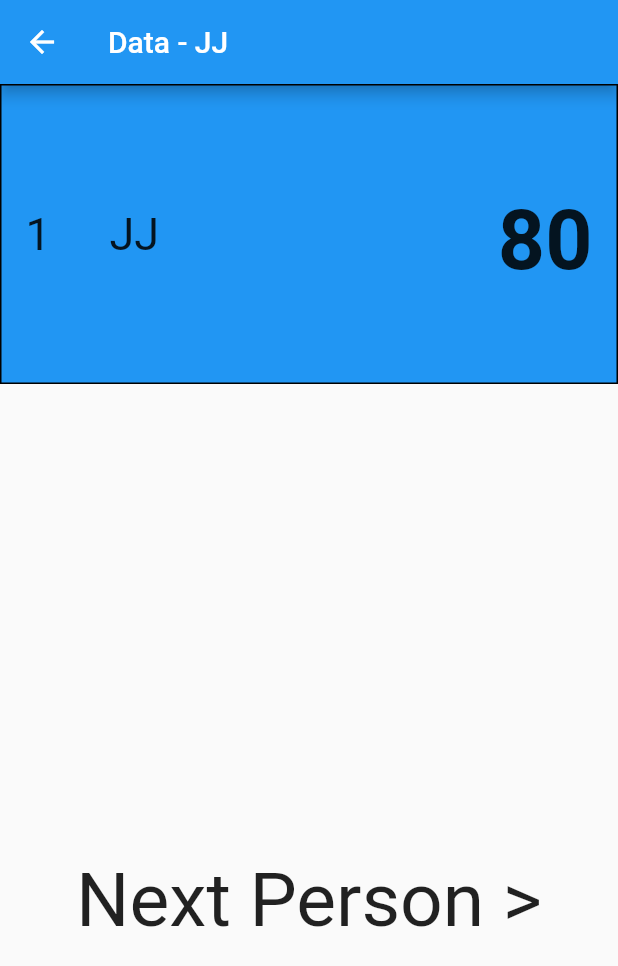
After one commit to YongYangyuen/Flutter-my_scores_list, a Flutter app: the screen it shows after launch, after a tap on an icon or button, on a phone screen of 412 x 824 dp. The commit adds this screen. Shown: the top 966 px of the screen. Run offline on Flutter 3.47's test engine with Material 2 defaults, Android fonts, the phone set to English and light mode, and no system bars; missing offline and left inert: numeric_keyboard.

Commit message:
update show page

```diff
--- a/lib/main.dart
+++ b/lib/main.dart
@@ -1,5 +1,6 @@
 import 'package:flutter/material.dart';
 import 'package:my_scores_list/presentation/add_screen.dart';
+import 'package:my_scores_list/presentation/show_screen.dart';
 import 'config/routes.dart';
 
 void main() {
@@ -19,6 +20,7 @@ class MyApp extends StatelessWidget {
       routes: {
         AppRoutes.pageAddData: (context) => AddScreen(),
       },
+      onGenerateRoute: _registerRouteWithParameters,
       theme: ThemeData(
         // This is the theme of your application.
         //
@@ -91,13 +93,26 @@ class _MyHomePageState extends State<MyHomePage> {
           return Column(
             children: <Widget>[
               ListTile(
-                leading: Text((index + 1).toString()),
-                title: Text(names[index]),
+                onTap: () => Navigator.of(context).pushNamed(
+                    AppRoutes.pageShowData,
+                    arguments: ShowParameters(index)),
+                leading: Text(
+                  (index + 1).toString(),
+                  style: TextStyle(
+                    fontSize: 30,
+                  ),
+                ),
+                title: Text(
+                  names[index],
+                  style: TextStyle(
+                    fontSize: 30,
+                  ),
+                ),
                 trailing: Text(
                   scores[index].toString(),
                   style: TextStyle(
                     fontWeight: FontWeight.bold,
-                    fontSize: 50,
+                    fontSize: 55,
                   ),
                 ),
               ),
@@ -115,3 +130,12 @@ class _MyHomePageState extends State<MyHomePage> {
     );
   }
 }
+
+Route _registerRouteWithParameters(RouteSettings settings) {
+  if (settings.name == AppRoutes.pageShowData) {
+    return MaterialPageRoute(builder: (context) {
+      ShowParameters parameter = settings.arguments;
+      return ShowScreen(index: parameter.index);
+    });
+  }
+}
--- a/lib/presentation/add_screen.dart
+++ b/lib/presentation/add_screen.dart
@@ -55,7 +55,7 @@ class _AddScreenState extends State<AddScreen> {
                   width: 200.0,
                   child: TextField(
                     controller: myControllerTextName,
-                    decoration: InputDecoration(hintText: 'Enter a name'),
+                    decoration: InputDecoration(hintText: 'Enter name'),
                     textAlign: TextAlign.center,
                     style: TextStyle(
                       fontSize: 30,
@@ -68,7 +68,7 @@ class _AddScreenState extends State<AddScreen> {
                   child: TextField(
                     enabled: false,
                     controller: TextEditingController(text: textScore),
-                    decoration: InputDecoration(hintText: 'Enter a score'),
+                    decoration: InputDecoration(hintText: 'Enter score'),
                     style: TextStyle(fontSize: 50, fontWeight: FontWeight.bold),
                     textAlign: TextAlign.center,
                   )),
--- /dev/null
+++ b/lib/presentation/show_screen.dart
@@ -0,0 +1,71 @@
+import 'package:flutter/material.dart';
+import 'package:my_scores_list/config/routes.dart';
+import 'package:my_scores_list/main.dart';
+import 'package:my_scores_list/presentation/add_screen.dart';
+
+class ShowParameters {
+  final int index;
+  const ShowParameters(this.index);
+}
+
+class ShowScreen extends StatefulWidget {
+  final int index;
+  ShowScreen({this.index});
+
+  @override
+  _ShowScreenState createState() => _ShowScreenState();
+  Widget build(BuildContext context) {
+    return MaterialApp(
+      routes: {
+        AppRoutes.pageAddData: (context) => AddScreen(),
+      },
+    );
+  }
+}
+
+class _ShowScreenState extends State<ShowScreen> {
+  @override
+  void initState() {
+    super.initState();
+  }
+
+  @override
+  Widget build(BuildContext context) {
+    return Scaffold(
+      resizeToAvoidBottomPadding: false,
+      appBar: AppBar(
+        title: Text("Data - " + names[widget.index]),
+      ),
+      body: Column(children: [
+        Container(
+          alignment: Alignment.center,
+          height: 200,
+          decoration: BoxDecoration(color: Colors.blue, border: Border.all()),
+          child: ListTile(
+            leading: Text((widget.index + 1).toString(),
+                style: TextStyle(fontSize: 30)),
+            title: Text(
+              names[widget.index],
+              style: TextStyle(fontSize: 30),
+            ),
+            trailing: Text(
+              scores[widget.index].toString(),
+              style: TextStyle(
+                fontWeight: FontWeight.bold,
+                fontSize: 55,
+              ),
+            ),
+          ),
+        ),
+        Container(
+          alignment: Alignment.bottomCenter,
+          height: MediaQuery.of(context).size.height - 450,
+          child: Text(
+            "Next Person >",
+            style: TextStyle(fontSize: 50),
+          ),
+        )
+      ]),
+    );
+  }
+}
```
